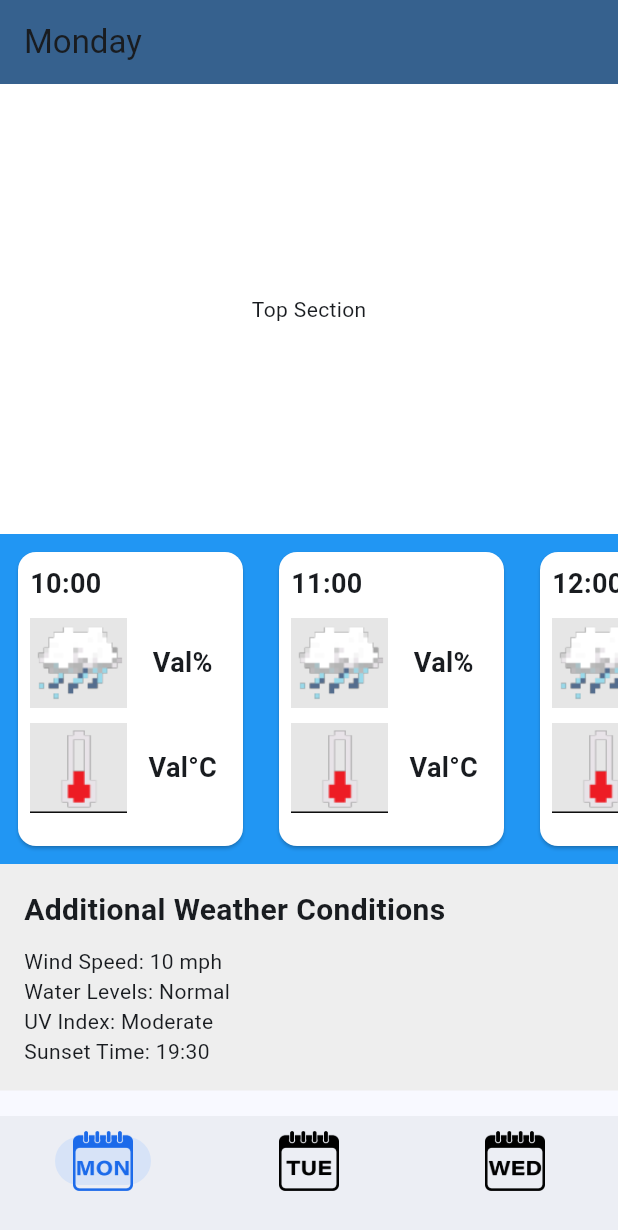
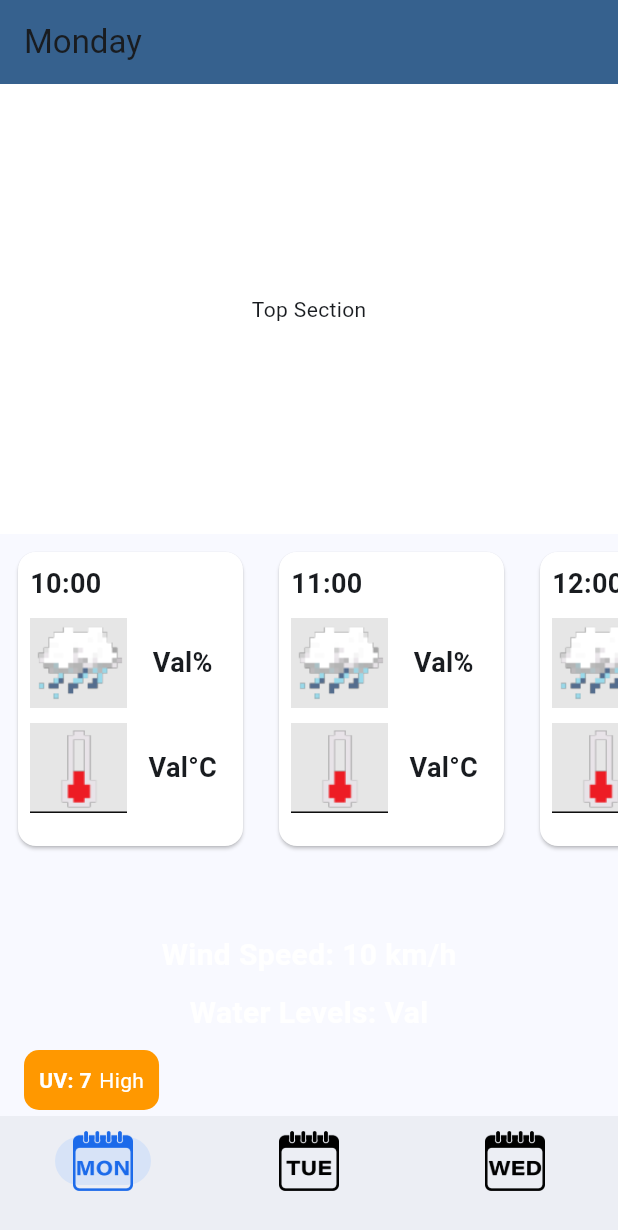
Before and after one commit to OGreenwood672/CamCurrents, a Flutter app: the screen it shows after launch, on a phone screen of 412 x 824 dp. Shown: the top 1230 px of the screen. Run offline on Flutter 3.47's test engine with Material 3 defaults, Android fonts, the phone set to English and light mode, and no system bars.

Commit message:
add transparent

```diff
--- a/lib/extradetails.dart
+++ b/lib/extradetails.dart
@@ -6,25 +6,118 @@ class ExtraDetails extends StatelessWidget {
   @override
   Widget build(BuildContext context) {
     return Container(
-      color: Colors.grey[200], // Set background color for additional weather conditions
+      color: Colors.transparent, // Set background color for additional weather conditions
       padding: const EdgeInsets.all(16.0),
       child: const Column(
         crossAxisAlignment: CrossAxisAlignment.start,
         children: [
-          Text(
-            'Additional Weather Conditions',
+          SizedBox(height: 30),
+          Center(
+          child: Text(
+            'Wind Speed: 10 km/h',
             style: TextStyle(
               fontSize: 20,
               fontWeight: FontWeight.bold,
+              color: Colors.white,
             ),
           ),
+          ),
           SizedBox(height: 10),
-          Text('Wind Speed: 10 mph'), // Replace with actual wind speed value
-          Text('Water Levels: Normal'), // Replace with actual water level status
-          Text('UV Index: Moderate'), // Replace with actual UV index value
-          Text('Sunset Time: 19:30'), // Replace with actual sunset time
+          Center(
+            child: Text(
+              'Water Levels: Val',
+              style: TextStyle(
+                fontSize: 20,
+                fontWeight: FontWeight.bold,
+                color: Colors.white,
+              ),
+            ),
+           ),
+          SizedBox(height: 10),
+          UVIndexWidget(uvIndex: 7), // data to be changed to dynamic
+          SizedBox(height: 10),
+          Center(
+            child: Text(
+              'Sunset Time: 19:30',
+              style: TextStyle(
+                fontSize: 20,
+                fontWeight: FontWeight.bold,
+                color: Colors.white,
+              ),
+            ),
+           ),
+          SizedBox(height: 10),
         ],
       ),
     );
   }
 }
+
+class UVIndexWidget extends StatelessWidget {
+  final int uvIndex;
+
+  const UVIndexWidget({
+    super.key,
+    required this.uvIndex,
+  });
+
+  @override
+  Widget build(BuildContext context) {
+    return Container(
+      padding: const EdgeInsets.all(10),
+      decoration: BoxDecoration(
+        color: _getUVColor(uvIndex),
+        borderRadius: BorderRadius.circular(10),
+      ),
+      child: Row(
+        mainAxisSize: MainAxisSize.min,
+        children: [
+          Text(
+            'UV: $uvIndex',
+            style: const TextStyle(
+              fontWeight: FontWeight.bold,
+              color: Colors.white,
+            ),
+          ),
+          const SizedBox(width: 5),
+          Text(
+            _getUVLevel(uvIndex),
+            style: const TextStyle(
+              color: Colors.white,
+            ),
+          ),
+        ],
+      ),
+    );
+  }
+
+  Color _getUVColor(int uvIndex) {
+    // Define color thresholds for UV index
+    if (uvIndex <= 2) {
+      return Colors.green; // Low UV index
+    } else if (uvIndex <= 5) {
+      return Colors.yellow; // Moderate UV index
+    } else if (uvIndex <= 7) {
+      return Colors.orange; // High UV index
+    } else if (uvIndex <= 10) {
+      return Colors.red; // Very high UV index
+    } else {
+      return Colors.purple; // Extreme UV index
+    }
+  }
+
+  String _getUVLevel(int uvIndex) {
+    // Define UV index levels
+    if (uvIndex <= 2) {
+      return 'Low'; // Low UV index
+    } else if (uvIndex <= 5) {
+      return 'Moderate'; // Moderate UV index
+    } else if (uvIndex <= 7) {
+      return 'High'; // High UV index
+    } else if (uvIndex <= 10) {
+      return 'Very High'; // Very high UV index
+    } else {
+      return 'Extreme'; // Extreme UV index
+    }
+  }
+}
--- a/lib/weathertable.dart
+++ b/lib/weathertable.dart
@@ -13,7 +13,7 @@ class WeatherTable extends StatelessWidget {
     List<int> hours = List.generate(endHour - currentHour + 1, (index) => currentHour + index);
 
     return Container(
-      color: Colors.blue, // Set the background color to blue
+      color: Colors.transparent, // Set the background color to blue
       height: 220,
       child: SingleChildScrollView(
         scrollDirection: Axis.horizontal,
```
